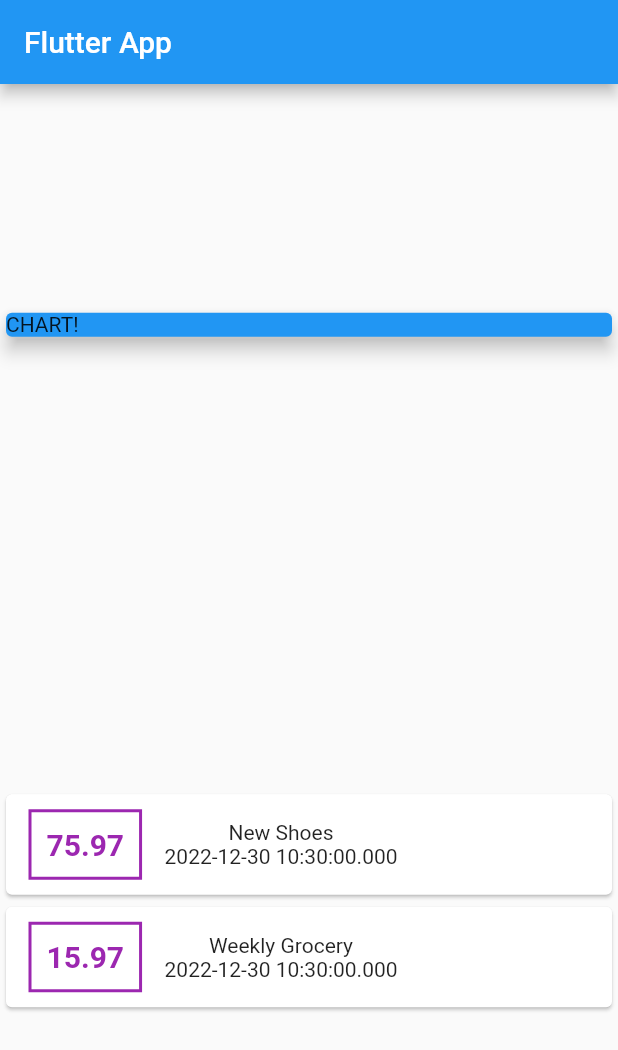
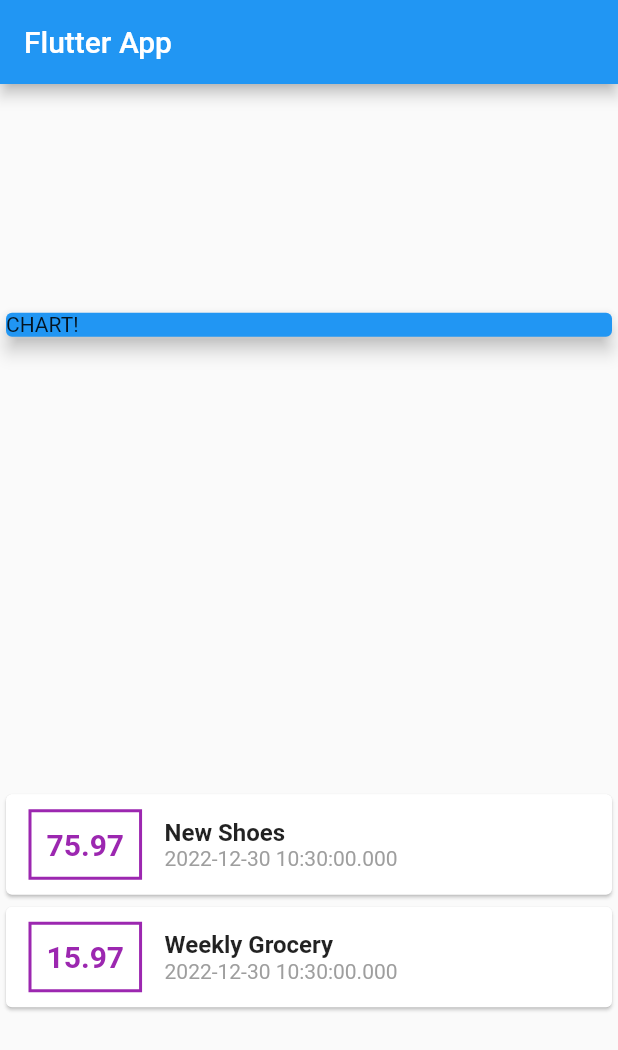
Before and after one commit to haile-12-21-23/expense_planner, a Flutter app: the screen it shows after launch, on a phone screen of 412 x 824 dp. Shown: the top 1050 px of the screen. Run offline on Flutter 3.47's test engine with Material 2 defaults, Android fonts, the phone set to English and light mode, and no system bars.

Commit message:
styling title and date  text

```diff
--- a/lib/main.dart
+++ b/lib/main.dart
@@ -83,9 +83,17 @@ class _MyHomePageState extends State<MyHomePage> {
                     ),
                   ),
                   Column(
+                    crossAxisAlignment: CrossAxisAlignment.start,
                     children: [
-                      Text(tx.title),
-                      Text(tx.date.toString()),
+                      Text(
+                        tx.title,
+                        style: const TextStyle(
+                            fontWeight: FontWeight.bold, fontSize: 16),
+                      ),
+                      Text(
+                        tx.date.toString(),
+                        style: const TextStyle(color: Colors.grey),
+                      ),
                     ],
                   ),
                 ],
```
